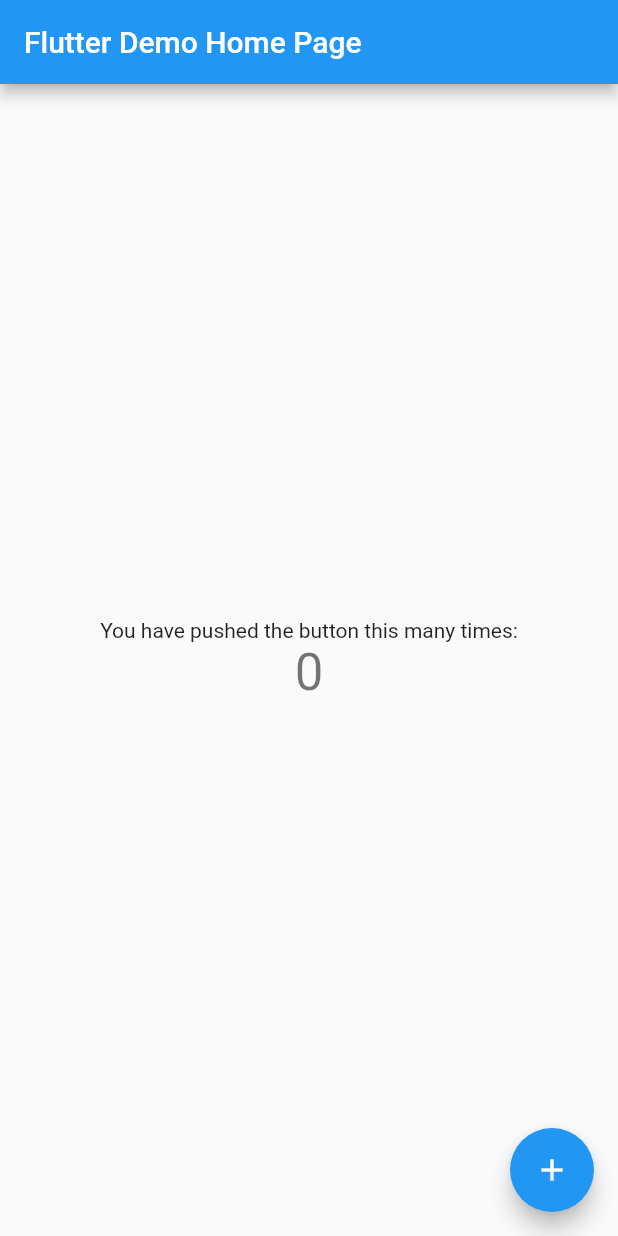
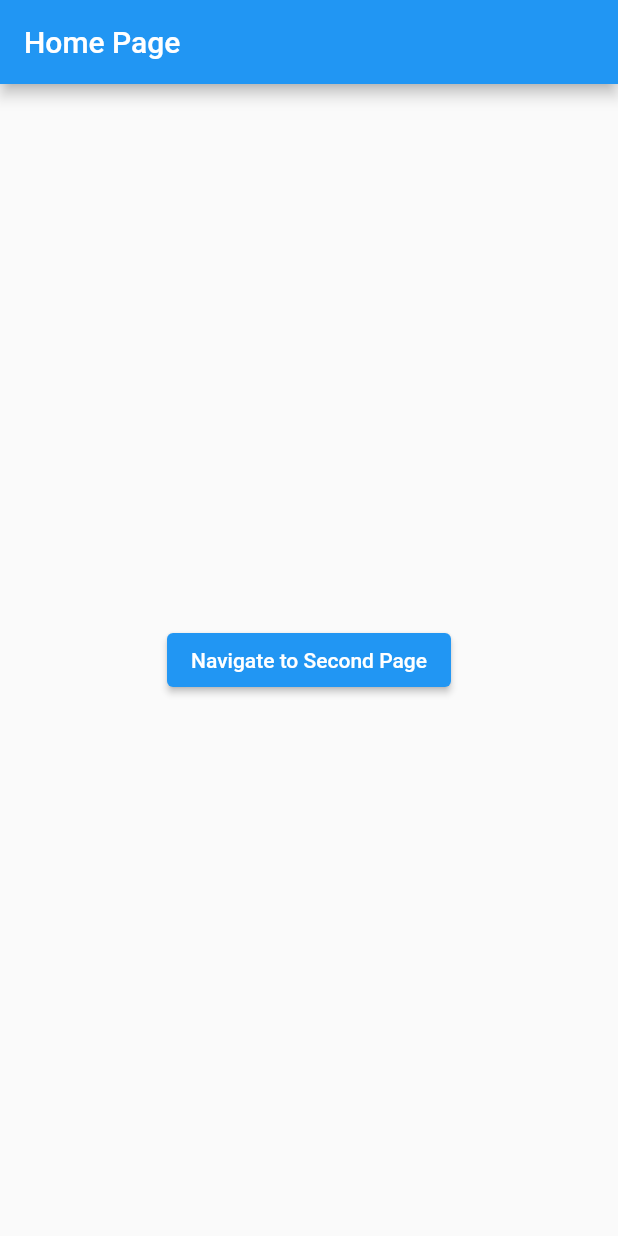
Before and after one commit to NiltonFirmino/passwordmanager, a Flutter app: the screen it shows after launch, on a phone screen of 412 x 824 dp. Run offline on Flutter 3.47's test engine with Material 2 defaults, Android fonts, the phone set to English and light mode, and no system bars; our stand-ins replace flutter_modular.

Commit message:
Flutter Modular ok

```diff
--- a/lib/main.dart
+++ b/lib/main.dart
@@ -1,115 +1,17 @@
 import 'package:flutter/material.dart';
+import 'package:flutter_modular/flutter_modular.dart';
+
+import 'modules/appmodule.dart';
 
 void main() {
-  runApp(const MyApp());
+  runApp(ModularApp(module: AppModule(), child: AppWidget()));
 }
 
-class MyApp extends StatelessWidget {
-  const MyApp({Key? key}) : super(key: key);
-
-  // This widget is the root of your application.
-  @override
-  Widget build(BuildContext context) {
+class AppWidget extends StatelessWidget {
+  Widget build(BuildContext context){
     return MaterialApp(
-      title: 'Flutter Demo',
-      theme: ThemeData(
-        // This is the theme of your application.
-        //
-        // Try running your application with "flutter run". You'll see the
-        // application has a blue toolbar. Then, without quitting the app, try
-        // changing the primarySwatch below to Colors.green and then invoke
-        // "hot reload" (press "r" in the console where you ran "flutter run",
-        // or simply save your changes to "hot reload" in a Flutter IDE).
-        // Notice that the counter didn't reset back to zero; the application
-        // is not restarted.
-        primarySwatch: Colors.blue,
-      ),
-      home: const MyHomePage(title: 'Flutter Demo Home Page'),
-    );
+      title: 'My Smart App',
+      theme: ThemeData(primarySwatch: Colors.blue),
+    ).modular(); //added by extension
   }
 }
-
-class MyHomePage extends StatefulWidget {
-  const MyHomePage({Key? key, required this.title}) : super(key: key);
-
-  // This widget is the home page of your application. It is stateful, meaning
-  // that it has a State object (defined below) that contains fields that affect
-  // how it looks.
-
-  // This class is the configuration for the state. It holds the values (in this
-  // case the title) provided by the parent (in this case the App widget) and
-  // used by the build method of the State. Fields in a Widget subclass are
-  // always marked "final".
-
-  final String title;
-
-  @override
-  State<MyHomePage> createState() => _MyHomePageState();
-}
-
-class _MyHomePageState extends State<MyHomePage> {
-  int _counter = 0;
-
-  void _incrementCounter() {
-    setState(() {
-      // This call to setState tells the Flutter framework that something has
-      // changed in this State, which causes it to rerun the build method below
-      // so that the display can reflect the updated values. If we changed
-      // _counter without calling setState(), then the build method would not be
-      // called again, and so nothing would appear to happen.
-      _counter++;
-    });
-  }
-
-  @override
-  Widget build(BuildContext context) {
-    // This method is rerun every time setState is called, for instance as done
-    // by the _incrementCounter method above.
-    //
-    // The Flutter framework has been optimized to make rerunning build methods
-    // fast, so that you can just rebuild anything that needs updating rather
-    // than having to individually change instances of widgets.
-    return Scaffold(
-      appBar: AppBar(
-        // Here we take the value from the MyHomePage object that was created by
-        // the App.build method, and use it to set our appbar title.
-        title: Text(widget.title),
-      ),
-      body: Center(
-        // Center is a layout widget. It takes a single child and positions it
-        // in the middle of the parent.
-        child: Column(
-          // Column is also a layout widget. It takes a list of children and
-          // arranges them vertically. By default, it sizes itself to fit its
-          // children horizontally, and tries to be as tall as its parent.
-          //
-          // Invoke "debug painting" (press "p" in the console, choose the
-          // "Toggle Debug Paint" action from the Flutter Inspector in Android
-          // Studio, or the "Toggle Debug Paint" command in Visual Studio Code)
-          // to see the wireframe for each widget.
-          //
-          // Column has various properties to control how it sizes itself and
-          // how it positions its children. Here we use mainAxisAlignment to
-          // center the children vertically; the main axis here is the vertical
-          // axis because Columns are vertical (the cross axis would be
-          // horizontal).
-          mainAxisAlignment: MainAxisAlignment.center,
-          children: <Widget>[
-            const Text(
-              'You have pushed the button this many times:',
-            ),
-            Text(
-              '$_counter',
-              style: Theme.of(context).textTheme.headline4,
-            ),
-          ],
-        ),
-      ),
-      floatingActionButton: FloatingActionButton(
-        onPressed: _incrementCounter,
-        tooltip: 'Increment',
-        child: const Icon(Icons.add),
-      ), // This trailing comma makes auto-formatting nicer for build methods.
-    );
-  }
-}
--- a/lib/modules/home/presenter/ui_home.dart
+++ b/lib/modules/home/presenter/ui_home.dart
@@ -0,0 +1,16 @@
+import 'package:flutter/material.dart';
+import 'package:flutter_modular/flutter_modular.dart';
+
+class SecondPage extends StatelessWidget {
+  Widget build(BuildContext context) {
+    return Scaffold(
+      appBar: AppBar(title: Text('Second Page')),
+      body: Center(
+        child: ElevatedButton(
+          onPressed: () => Modular.to.navigate('/'),
+          child: Text('Back to Home'),
+        ),
+      ),
+    );
+  }
+}
--- a/lib/modules/splash/presenter/ui_splash.dart
+++ b/lib/modules/splash/presenter/ui_splash.dart
@@ -0,0 +1,15 @@
+import 'package:flutter/material.dart';
+import 'package:flutter_modular/flutter_modular.dart';
+
+class HomePage extends StatelessWidget {
+  Widget build(BuildContext context){
+    return Scaffold(
+      appBar: AppBar(title: Text('Home Page')),
+      body: Center(child: ElevatedButton(
+          onPressed: () => Modular.to.navigate('/second'),
+          child: Text('Navigate to Second Page'),
+        ),
+      ),
+    );
+  }
+}
--- a/pubspec.yaml
+++ b/pubspec.yaml
@@ -29,7 +29,8 @@ environment:
 dependencies:
   flutter:
     sdk: flutter
-
+  flutter_modular: ^4.2.0
+  sqflite: ^2.0.0+4
 
   # The following adds the Cupertino Icons font to your application.
   # Use with the CupertinoIcons class for iOS style icons.
```
Also changed, not shown: lib/modules/appmodule.dart (added, +15 -0 lines), pubspec.lock, 1 other file.
